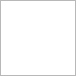
This is headform.ui in mishkoLitvin/L_Aries-progect as Qt 5 draws it before an edit. The edited form follows.
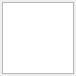
This is the edited form.

Patch:
```diff
--- a/headform.ui
+++ b/headform.ui
@@ -30,16 +30,16 @@
   </property>
   <layout class="QHBoxLayout" name="horizontalLayout">
    <property name="leftMargin">
-    <number>0</number>
+    <number>2</number>
    </property>
    <property name="topMargin">
-    <number>0</number>
+    <number>2</number>
    </property>
    <property name="rightMargin">
-    <number>0</number>
+    <number>2</number>
    </property>
    <property name="bottomMargin">
-    <number>0</number>
+    <number>2</number>
    </property>
    <item>
     <widget class="QGraphicsView" name="graphicsView">
```
